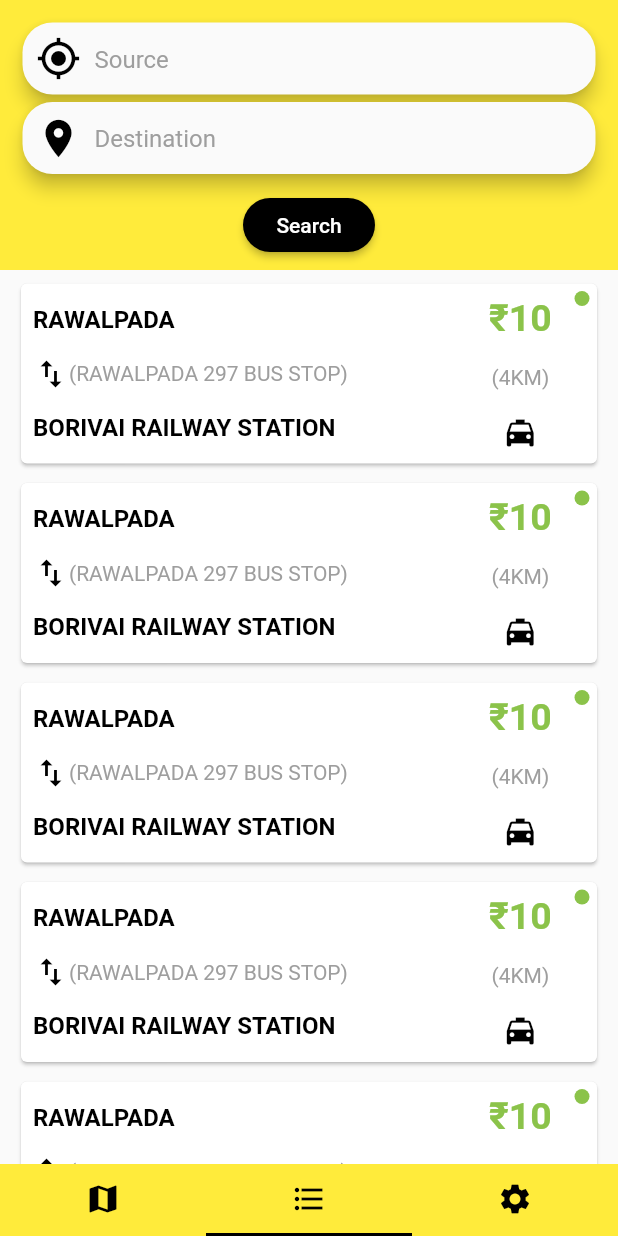
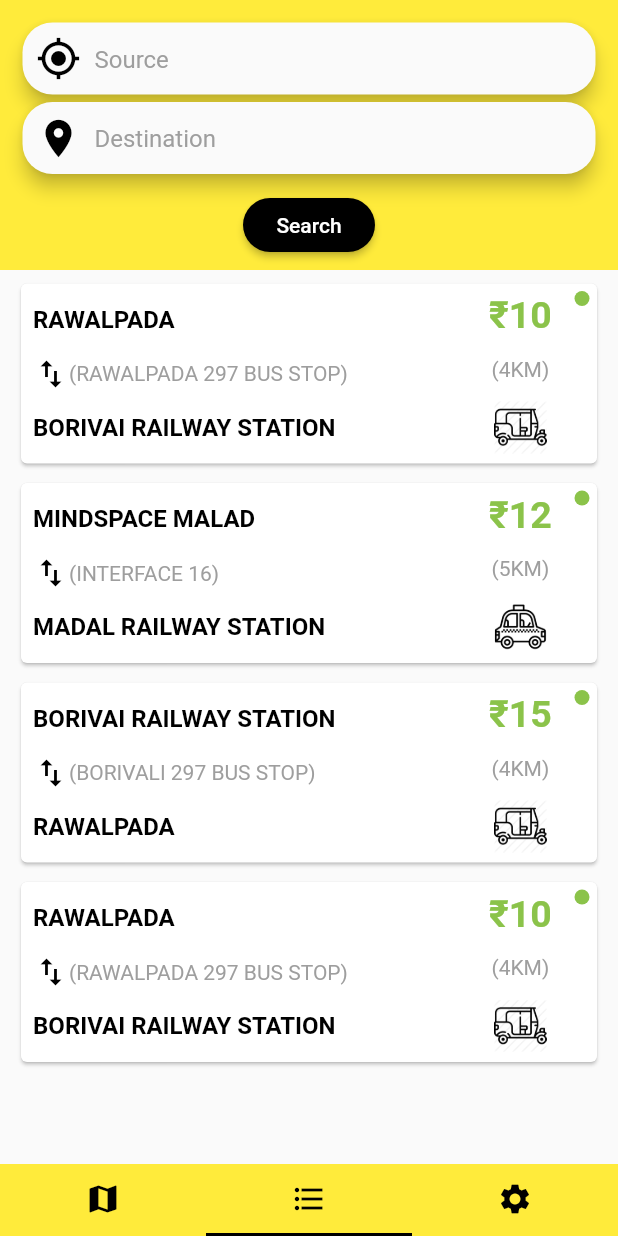
Before and after one commit to swarup260/clone-sharebuddyapp, a Flutter app: the screen it shows after launch, item 2 of the bottom bar chosen, on a phone screen of 412 x 824 dp. Run offline on Flutter 3.47's test engine with Material 2 defaults, Android fonts, the phone set to English and light mode, and no system bars; Roboto replaces fonts that are missing (Quicksand, Rubik).

Commit message:
listpage card images added & dynamic function

```diff
--- a/lib/tabs/list.dart
+++ b/lib/tabs/list.dart
@@ -79,11 +79,29 @@ class ListTab extends StatelessWidget {
                     )
                   ],
                 ),
-                itemCard(),
-                itemCard(),
-                itemCard(),
-                itemCard(),
-                itemCard(),
+                itemCard(
+                    'RAWALPADA',
+                    'BORIVAI RAILWAY STATION',
+                    '(RAWALPADA 297 BUS STOP)',
+                    '10',
+                    '(4KM)',
+                    'assets/images/auto.png'),
+                itemCard('MINDSPACE MALAD', 'MADAL RAILWAY STATION',
+                    '(INTERFACE 16)', '12', '(5KM)', 'assets/images/taxi.png'),
+                itemCard(
+                    'BORIVAI RAILWAY STATION',
+                    'RAWALPADA',
+                    '(BORIVALI 297 BUS STOP)',
+                    '15',
+                    '(4KM)',
+                    'assets/images/auto.png'),
+                itemCard(
+                    'RAWALPADA',
+                    'BORIVAI RAILWAY STATION',
+                    '(RAWALPADA 297 BUS STOP)',
+                    '10',
+                    '(4KM)',
+                    'assets/images/auto.png'),
               ],
             ),
           ],
@@ -93,7 +111,7 @@ class ListTab extends StatelessWidget {
   }
 }
 
-Widget itemCard() {
+Widget itemCard(from, to, landmark, price, kilometer, type) {
   return Padding(
     padding: EdgeInsets.only(left: 10.0, right: 10.0, top: 5.0),
     child: Card(
@@ -111,7 +129,7 @@ Widget itemCard() {
                 mainAxisAlignment: MainAxisAlignment.spaceEvenly,
                 children: <Widget>[
                   Text(
-                    "RAWALPADA",
+                    from,
                     style: TextStyle(
                       color: Colors.black,
                       fontWeight: FontWeight.w600,
@@ -122,13 +140,13 @@ Widget itemCard() {
                     children: <Widget>[
                       Icon(Icons.swap_vert),
                       Text(
-                        "(RAWALPADA 297 BUS STOP)",
+                        landmark,
                         style: TextStyle(color: Colors.grey),
                       ),
                     ],
                   ),
                   Text(
-                    "BORIVAI RAILWAY STATION",
+                    to,
                     style: TextStyle(
                       color: Colors.black,
                       fontWeight: FontWeight.w600,
@@ -147,17 +165,22 @@ Widget itemCard() {
                 mainAxisAlignment: MainAxisAlignment.spaceAround,
                 children: <Widget>[
                   Text(
-                    "\u20B9" + "10",
+                    "\u20B9" + price,
                     style: TextStyle(
                         color: Colors.lightGreen,
                         fontSize: 25.0,
                         fontWeight: FontWeight.bold),
                   ),
                   Text(
-                    "(4KM)",
+                    kilometer,
                     style: TextStyle(color: Colors.grey),
                   ),
-                  Icon(Icons.local_taxi),
+                  //Icon(Icons.local_taxi),
+                  Image.asset(
+                    type,
+                    width: 35,
+                    height: 35,
+                  ),
                 ],
               ),
             ),
--- a/pubspec.yaml
+++ b/pubspec.yaml
@@ -38,8 +38,8 @@ flutter:
   # the material Icons class.
   uses-material-design: true
   # To add assets to your application, add an assets section, like this:
-  # assets:
-  #  - images/a_dot_burr.jpeg
+  assets:
+    - assets/images/
   #  - images/a_dot_ham.jpeg
   # An image asset can refer to one or more resolution-specific "variants", see
   # https://flutter.io/assets-and-images/#resolution-aware.
```
Also changed, not shown: assets/images/auto.png (added), assets/images/taxi.png (added).
